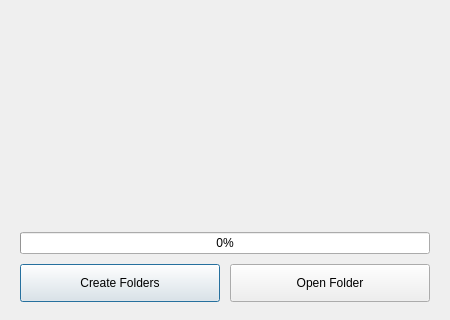
Syano18/GeoFASU_Mod, file folder_creator_dialog.ui: the form before one commit; both pictures show x 0 to 450 and y 240 to 560 of the 450 by 560 pixel window.
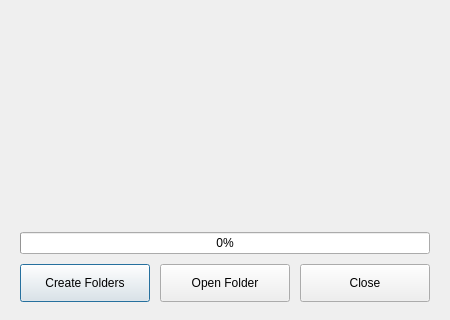
The form after the commit. Custom widgets are drawn as their Qt base class.

The edit to the form file:
```diff
--- a/folder_creator_dialog.ui
+++ b/folder_creator_dialog.ui
@@ -153,6 +153,22 @@
        </property>
       </widget>
      </item>
+      <item>
+       <widget class="QPushButton" name="closeBtn">
+        <property name="minimumSize">
+         <size>
+          <width>0</width>
+          <height>38</height>
+         </size>
+        </property>
+        <property name="cursor">
+         <cursorShape>PointingHandCursor</cursorShape>
+        </property>
+        <property name="text">
+         <string>Close</string>
+        </property>
+       </widget>
+      </item>
     </layout>
    </item>
   </layout>
```
